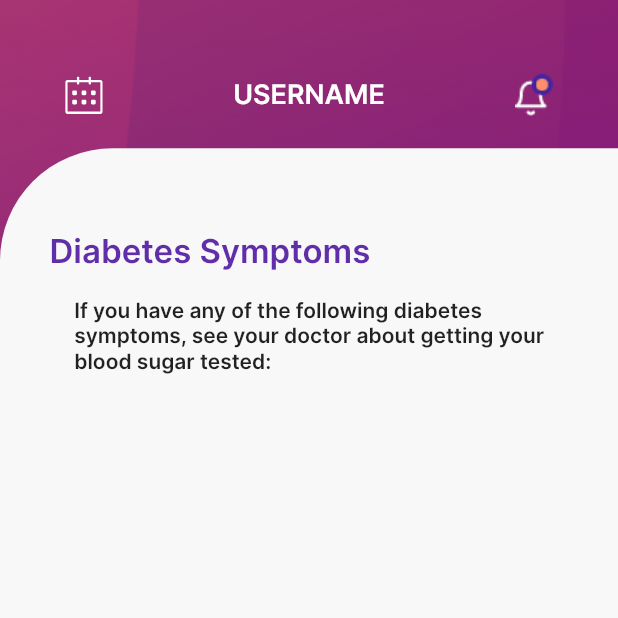
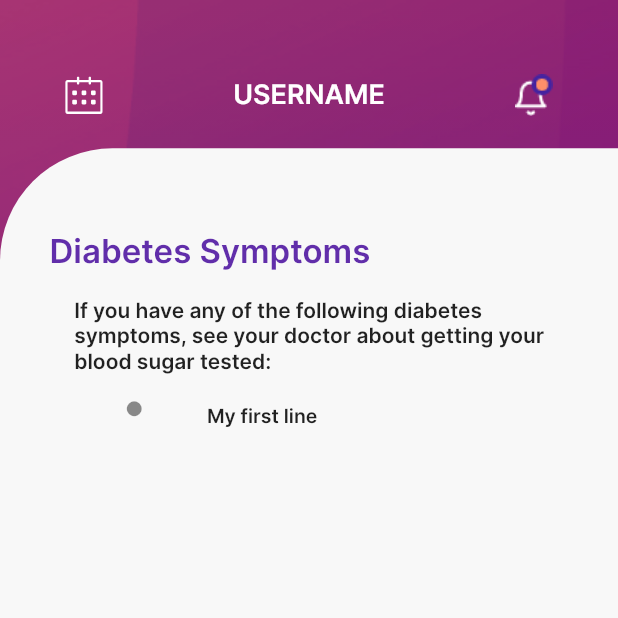
Before and after one commit to ahmednabilmahran/new-medica, a Flutter app: the symptom1 screen opened directly, on a phone screen of 412 x 824 dp, the top half of it. Run offline on Flutter 3.47's test engine with Material 2 defaults, Android fonts, the phone set to English and light mode, and no system bars; our stand-ins replace carousel_slider, cloud_firestore, country_code_picker, date_picker_timeline, equatable, firebase_auth and 12 more; missing offline and left inert: booking_calendar, dart:ffi, mockito, tflite; accounts and stored records are empty.

Commit message:
symptoms 1

```diff
--- a/lib/symptoms/symptom1.dart
+++ b/lib/symptoms/symptom1.dart
@@ -34,8 +34,6 @@ class symptom1 extends StatelessWidget {
   set name(String name) {
     _name = name;
   }
-
-
 
   // final numbers = List.generate(100, (index) => '$index');
 
@@ -87,8 +85,12 @@ class symptom1 extends StatelessWidget {
                   Row(
                     mainAxisAlignment: MainAxisAlignment.spaceAround,
                     children: [
-                      SvgPicture.asset('assets/images/appointment.svg',
-                      width: 25, height: 25,color: Colors.white,),
+                      SvgPicture.asset(
+                        'assets/images/appointment.svg',
+                        width: 25,
+                        height: 25,
+                        color: Colors.white,
+                      ),
                       CustomText(
                         text: "USERNAME",
                         textStyle: TextStyle(
@@ -153,14 +155,17 @@ class symptom1 extends StatelessWidget {
                       height: size.height * 0.68,
                       width: double.infinity,
                       child: SingleChildScrollView(
-                        child: Container(
+                        child: Column(
+                          children: [
+                            Container(
                               padding: EdgeInsets.only(
                                 right: size.width * 0.03,
                                 left: size.width * 0.04,
                               ),
                               child: CustomText(
                                 textAlign: TextAlign.left,
-                            text: "If you have any of the following diabetes symptoms, see your doctor about getting your blood sugar tested:",
+                                text:
+                                    "If you have any of the following diabetes symptoms, see your doctor about getting your blood sugar tested:",
                                 textStyle: TextStyle(
                                   color: Colors.black87,
                                   fontSize: 14,
@@ -169,10 +174,31 @@ class symptom1 extends StatelessWidget {
                                 ),
                               ),
                             ),
-
+                            Container(
+                              padding: EdgeInsets.only(
+                                right: size.width * 0.08,
+                                left: size.width * 0.08,
+                              ),
+                              // height: size.height * 0.68,
+                              width: double.infinity,
+                              child: Column(children: <Widget>[
+                                ListTile(
+                                  leading: Icon(
+                                    Icons.fiber_manual_record,
+                                    size: 15,
+                                  ),
+                                  title: new Text(
+                                    'My first line',
+                                    textAlign: TextAlign.left,
+                                    style: TextStyle(fontFamily: 'Inter',fontWeight: FontWeight.w600,fontSize: 13),
                                   ),
                                 ),
-
+                              ]),
+                            ),
+                          ],
+                        ),
+                      ),
+                    ),
                     Container(
                       // padding: EdgeInsets.only(
                       //   top: size.height * 0.02,
```
Lines whose indentation alone changed are shown as unchanged.
